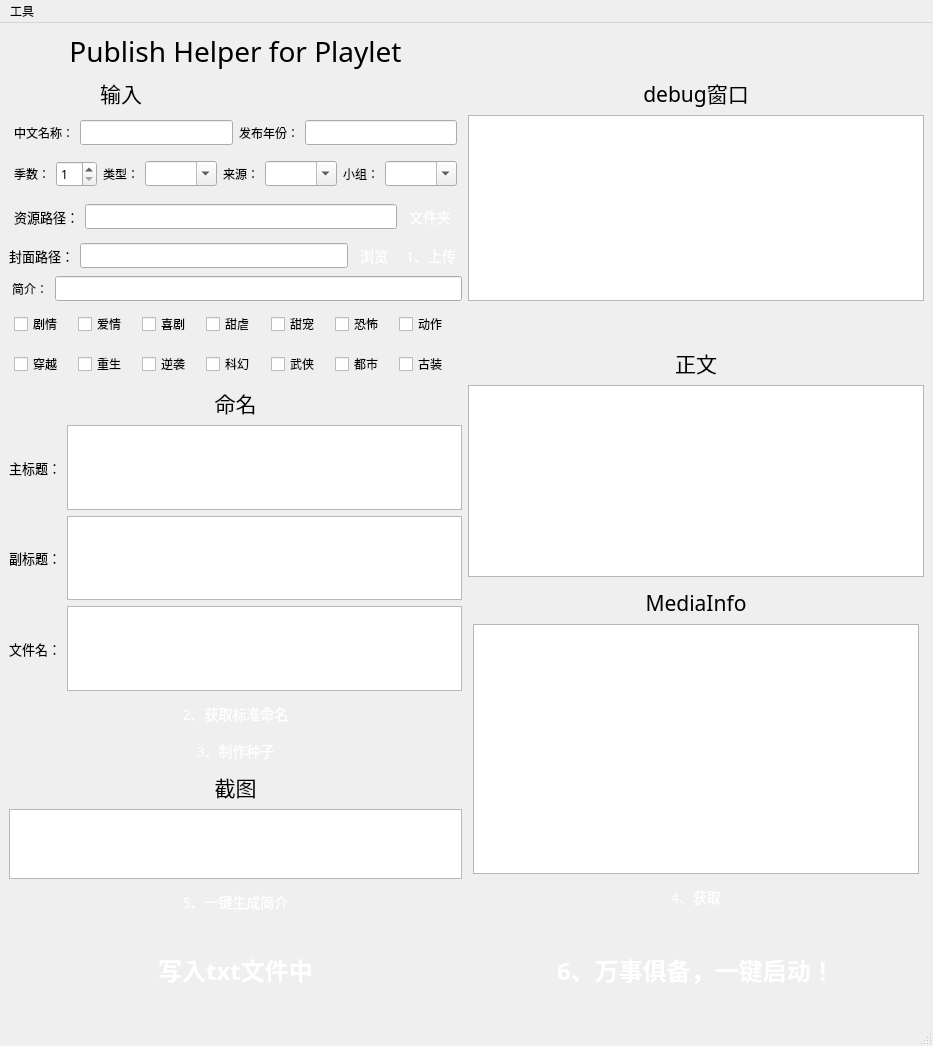
This is ui/mainwindow.ui in waidosia/ph-bjd-playlet as Qt 5 draws it before an edit. The edited form follows.
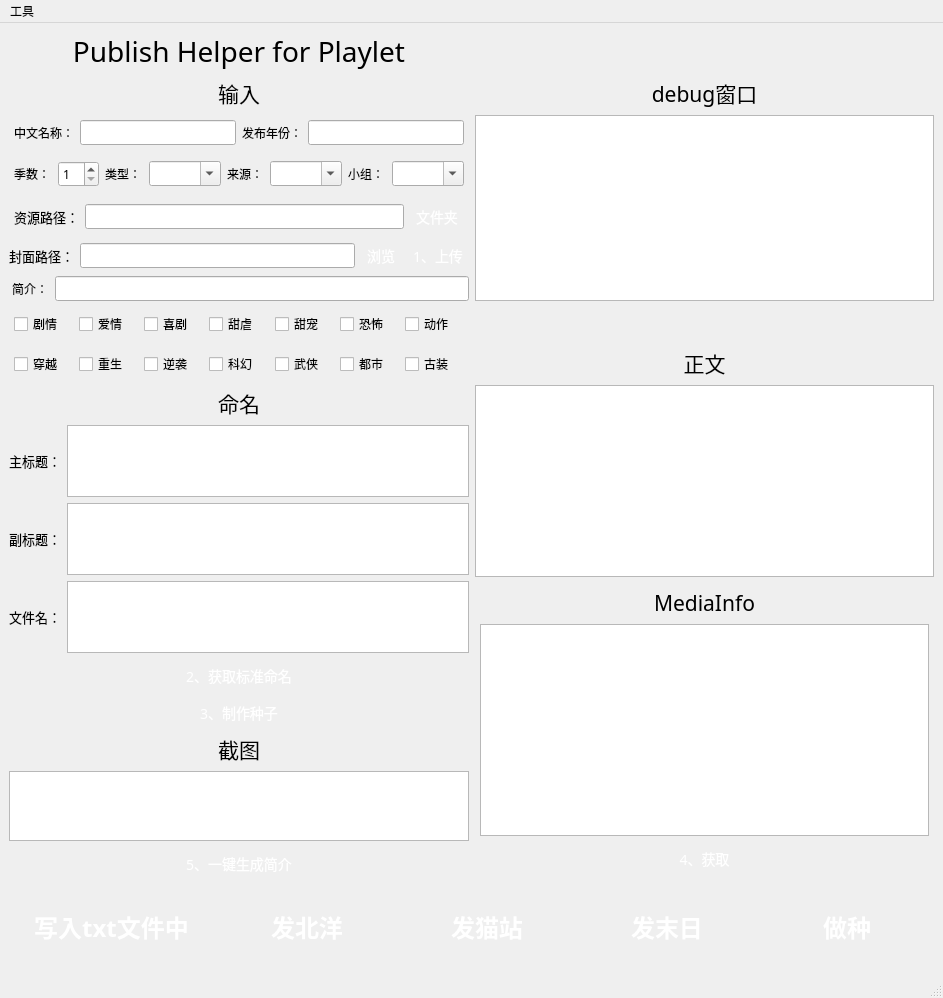
This is the edited form.

What changed in the file:
```diff
--- a/ui/mainwindow.ui
+++ b/ui/mainwindow.ui
@@ -6,8 +6,8 @@
    <rect>
     <x>0</x>
     <y>0</y>
-    <width>933</width>
-    <height>1046</height>
+    <width>943</width>
+    <height>998</height>
    </rect>
   </property>
   <property name="font">
@@ -24,7 +24,7 @@
   </property>
   <widget class="QWidget" name="centralwidget">
    <layout class="QGridLayout" name="gridLayout_2">
-    <item row="0" column="0" colspan="2">
+    <item row="0" column="0">
      <widget class="QLabel" name="label_7">
       <property name="font">
        <font>
@@ -56,7 +56,7 @@
       </property>
      </widget>
     </item>
-    <item row="1" column="2">
+    <item row="1" column="1">
      <widget class="QLabel" name="label_4">
       <property name="font">
        <font>
@@ -72,7 +72,7 @@
       </property>
      </widget>
     </item>
-    <item row="2" column="0" colspan="2">
+    <item row="2" column="0">
      <layout class="QHBoxLayout" name="horizontalLayout_2">
       <property name="leftMargin">
        <number>5</number>
@@ -108,10 +108,10 @@
       </item>
      </layout>
     </item>
-    <item row="2" column="2" rowspan="5">
+    <item row="2" column="1" rowspan="5">
      <widget class="QTextBrowser" name="debugBrowser"/>
     </item>
-    <item row="3" column="0" colspan="2">
+    <item row="3" column="0">
      <layout class="QHBoxLayout" name="horizontalLayout_10">
       <property name="leftMargin">
        <number>5</number>
@@ -201,7 +201,7 @@
       </item>
      </layout>
     </item>
-    <item row="4" column="0" colspan="2">
+    <item row="4" column="0">
      <layout class="QHBoxLayout" name="horizontalLayout">
       <property name="leftMargin">
        <number>5</number>
@@ -284,7 +284,7 @@
       </item>
      </layout>
     </item>
-    <item row="5" column="0" colspan="2">
+    <item row="5" column="0">
      <layout class="QHBoxLayout" name="horizontalLayout_5">
       <item>
        <widget class="QLabel" name="label_17">
@@ -396,7 +396,7 @@
       </item>
      </layout>
     </item>
-    <item row="6" column="0" colspan="2">
+    <item row="6" column="0">
      <layout class="QHBoxLayout" name="horizontalLayout_4">
       <item>
        <widget class="QLabel" name="label_19">
@@ -410,7 +410,7 @@
       </item>
      </layout>
     </item>
-    <item row="7" column="0" colspan="2">
+    <item row="7" column="0">
      <layout class="QHBoxLayout" name="horizontalLayout_6">
       <property name="leftMargin">
        <number>5</number>
@@ -475,7 +475,7 @@
       </item>
      </layout>
     </item>
-    <item row="8" column="0" colspan="2">
+    <item row="8" column="0">
      <layout class="QHBoxLayout" name="horizontalLayout_11">
       <property name="leftMargin">
        <number>5</number>
@@ -540,7 +540,7 @@
       </item>
      </layout>
     </item>
-    <item row="8" column="2" rowspan="2">
+    <item row="8" column="1" rowspan="2">
      <layout class="QVBoxLayout" name="verticalLayout_6">
       <item>
        <widget class="QLabel" name="label_11">
@@ -563,7 +563,7 @@
       </item>
      </layout>
     </item>
-    <item row="9" column="0" rowspan="2" colspan="2">
+    <item row="9" column="0" rowspan="2">
      <layout class="QVBoxLayout" name="verticalLayout">
       <item>
        <widget class="QLabel" name="label_12">
@@ -744,7 +744,7 @@
       </item>
      </layout>
     </item>
-    <item row="10" column="2" rowspan="2">
+    <item row="10" column="1" rowspan="2">
      <layout class="QVBoxLayout" name="verticalLayout_4">
       <property name="leftMargin">
        <number>5</number>
@@ -778,11 +778,8 @@
        <widget class="QTextBrowser" name="mediainfoBrowser">
         <property name="html">
          <string>&lt;!DOCTYPE HTML PUBLIC &quot;-//W3C//DTD HTML 4.0//EN&quot; &quot;http://www.w3.org/TR/REC-html40/strict.dtd&quot;&gt;
-&lt;html&gt;&lt;head&gt;&lt;meta name=&quot;qrichtext&quot; content=&quot;1&quot; /&gt;&lt;meta charset=&quot;utf-8&quot; /&gt;&lt;style type=&quot;text/css&quot;&gt;
+&lt;html&gt;&lt;head&gt;&lt;meta name=&quot;qrichtext&quot; content=&quot;1&quot; /&gt;&lt;style type=&quot;text/css&quot;&gt;
 p, li { white-space: pre-wrap; }
-hr { height: 1px; border-width: 0; }
-li.unchecked::marker { content: &quot;\2610&quot;; }
-li.checked::marker { content: &quot;\2612&quot;; }
 &lt;/style&gt;&lt;/head&gt;&lt;body style=&quot; font-family:'微软雅黑'; font-size:9pt; font-weight:400; font-style:normal;&quot;&gt;
 &lt;p style=&quot;-qt-paragraph-type:empty; margin-top:0px; margin-bottom:0px; margin-left:0px; margin-right:0px; -qt-block-indent:0; text-indent:0px;&quot;&gt;&lt;br /&gt;&lt;/p&gt;&lt;/body&gt;&lt;/html&gt;</string>
         </property>
@@ -834,7 +831,7 @@
       </item>
      </layout>
     </item>
-    <item row="11" column="0" colspan="2">
+    <item row="11" column="0">
      <layout class="QGridLayout" name="gridLayout">
       <item row="3" column="0">
        <widget class="QPushButton" name="getPictureButton">
@@ -898,97 +895,28 @@
       </item>
      </layout>
     </item>
-    <item row="12" column="2">
-     <layout class="QHBoxLayout" name="horizontalLayout_9">
-      <property name="leftMargin">
-       <number>50</number>
-      </property>
-      <property name="topMargin">
-       <number>5</number>
-      </property>
-      <property name="rightMargin">
-       <number>50</number>
-      </property>
-      <property name="bottomMargin">
-       <number>5</number>
-      </property>
-      <item>
-       <widget class="QPushButton" name="startButton">
-        <property name="minimumSize">
-         <size>
-          <width>0</width>
-          <height>80</height>
-         </size>
-        </property>
-        <property name="font">
-         <font>
-          <family>微软雅黑</family>
-          <pointsize>-1</pointsize>
-          <bold>true</bold>
-          <underline>false</underline>
-          <strikeout>false</strikeout>
-         </font>
-        </property>
-        <property name="styleSheet">
-         <string notr="true">QPushButton {
-    display: inline-block;
-    padding: 15px 25px;
-    font-size: 24px;
-    cursor: pointer;
-    text-align: center;
-    text-decoration: none;
-    outline: none;
-    color:#fff;
-background-color: 
-				qlineargradient(x1:0, y1:0, x2:0, y2:1,
-                                      stop:0 #16bf9d,
-                                      stop:1 #10a266);
-    border: none;
-    border-radius: 20px;
-    box-shadow: 0 9px #999;
-}
-
-QPushButton:hover {
-background-color: 
-				qlineargradient(x1:0, y1:0, x2:0, y2:1,
-                                      stop:0 #11b998,
-                                      stop:1 #08965e);
-}
-
-QPushButton:pressed {
-    background-color: 
-				qlineargradient(x1:0, y1:0, x2:0, y2:1,
-                                      stop:0 #0e9278,
-                                      stop:1 #0e925c);
-}
-</string>
-        </property>
-        <property name="text">
-         <string>6、万事俱备，一键启动！</string>
-        </property>
-       </widget>
-      </item>
-     </layout>
-    </item>
     <item row="12" column="0" colspan="2">
-     <widget class="QPushButton" name="writeButton">
-      <property name="minimumSize">
-       <size>
-        <width>0</width>
-        <height>80</height>
-       </size>
-      </property>
-      <property name="font">
-       <font>
-        <family>微软雅黑</family>
-        <pointsize>-1</pointsize>
-        <bold>true</bold>
-        <underline>false</underline>
-        <strikeout>false</strikeout>
-       </font>
-      </property>
-      <property name="styleSheet">
-       <string notr="true">QPushButton {
+     <layout class="QHBoxLayout" name="horizontalLayout_9">
+      <item>
+       <widget class="QPushButton" name="writeButton">
+        <property name="minimumSize">
+         <size>
+          <width>0</width>
+          <height>80</height>
+         </size>
+        </property>
+        <property name="font">
+         <font>
+          <family>微软雅黑</family>
+          <pointsize>-1</pointsize>
+          <weight>75</weight>
+          <bold>true</bold>
+          <underline>false</underline>
+          <strikeout>false</strikeout>
+         </font>
+        </property>
+        <property name="styleSheet">
+         <string notr="true">QPushButton {
     display: inline-block;
     padding: 15px 25px;
     font-size: 24px;
@@ -1020,11 +948,241 @@
                                       stop:1 #0e925c);
 }
 </string>
-      </property>
-      <property name="text">
-       <string>写入txt文件中</string>
-      </property>
-     </widget>
+        </property>
+        <property name="text">
+         <string>写入txt文件中</string>
+        </property>
+       </widget>
+      </item>
+      <item>
+       <widget class="QPushButton" name="sendTjuButton">
+        <property name="minimumSize">
+         <size>
+          <width>0</width>
+          <height>80</height>
+         </size>
+        </property>
+        <property name="font">
+         <font>
+          <family>微软雅黑</family>
+          <pointsize>-1</pointsize>
+          <weight>75</weight>
+          <bold>true</bold>
+          <underline>false</underline>
+          <strikeout>false</strikeout>
+         </font>
+        </property>
+        <property name="styleSheet">
+         <string notr="true">QPushButton {
+    display: inline-block;
+    padding: 15px 25px;
+    font-size: 24px;
+    cursor: pointer;
+    text-align: center;
+    text-decoration: none;
+    outline: none;
+    color:#fff;
+background-color: 
+				qlineargradient(x1:0, y1:0, x2:0, y2:1,
+                                      stop:0 #16bf9d,
+                                      stop:1 #10a266);
+    border: none;
+    border-radius: 20px;
+    box-shadow: 0 9px #999;
+}
+
+QPushButton:hover {
+background-color: 
+				qlineargradient(x1:0, y1:0, x2:0, y2:1,
+                                      stop:0 #11b998,
+                                      stop:1 #08965e);
+}
+
+QPushButton:pressed {
+    background-color: 
+				qlineargradient(x1:0, y1:0, x2:0, y2:1,
+                                      stop:0 #0e9278,
+                                      stop:1 #0e925c);
+}
+</string>
+        </property>
+        <property name="text">
+         <string>发北洋</string>
+        </property>
+       </widget>
+      </item>
+      <item>
+       <widget class="QPushButton" name="sendPeterButton">
+        <property name="minimumSize">
+         <size>
+          <width>0</width>
+          <height>80</height>
+         </size>
+        </property>
+        <property name="font">
+         <font>
+          <family>微软雅黑</family>
+          <pointsize>-1</pointsize>
+          <weight>75</weight>
+          <bold>true</bold>
+          <underline>false</underline>
+          <strikeout>false</strikeout>
+         </font>
+        </property>
+        <property name="styleSheet">
+         <string notr="true">QPushButton {
+    display: inline-block;
+    padding: 15px 25px;
+    font-size: 24px;
+    cursor: pointer;
+    text-align: center;
+    text-decoration: none;
+    outline: none;
+    color:#fff;
+background-color: 
+				qlineargradient(x1:0, y1:0, x2:0, y2:1,
+                                      stop:0 #16bf9d,
+                                      stop:1 #10a266);
+    border: none;
+    border-radius: 20px;
+    box-shadow: 0 9px #999;
+}
+
+QPushButton:hover {
+background-color: 
+				qlineargradient(x1:0, y1:0, x2:0, y2:1,
+                                      stop:0 #11b998,
+                                      stop:1 #08965e);
+}
+
+QPushButton:pressed {
+    background-color: 
+				qlineargradient(x1:0, y1:0, x2:0, y2:1,
+                                      stop:0 #0e9278,
+                                      stop:1 #0e925c);
+}
+</string>
+        </property>
+        <property name="text">
+         <string>发猫站</string>
+        </property>
+       </widget>
+      </item>
+      <item>
+       <widget class="QPushButton" name="sendAgsvButton">
+        <property name="minimumSize">
+         <size>
+          <width>0</width>
+          <height>80</height>
+         </size>
+        </property>
+        <property name="font">
+         <font>
+          <family>微软雅黑</family>
+          <pointsize>-1</pointsize>
+          <weight>75</weight>
+          <bold>true</bold>
+          <underline>false</underline>
+          <strikeout>false</strikeout>
+         </font>
+        </property>
+        <property name="styleSheet">
+         <string notr="true">QPushButton {
+    display: inline-block;
+    padding: 15px 25px;
+    font-size: 24px;
+    cursor: pointer;
+    text-align: center;
+    text-decoration: none;
+    outline: none;
+    color:#fff;
+background-color: 
+				qlineargradient(x1:0, y1:0, x2:0, y2:1,
+                                      stop:0 #16bf9d,
+                                      stop:1 #10a266);
+    border: none;
+    border-radius: 20px;
+    box-shadow: 0 9px #999;
+}
+
+QPushButton:hover {
+background-color: 
+				qlineargradient(x1:0, y1:0, x2:0, y2:1,
+                                      stop:0 #11b998,
+                                      stop:1 #08965e);
+}
+
+QPushButton:pressed {
+    background-color: 
+				qlineargradient(x1:0, y1:0, x2:0, y2:1,
+                                      stop:0 #0e9278,
+                                      stop:1 #0e925c);
+}
+</string>
+        </property>
+        <property name="text">
+         <string>发末日</string>
+        </property>
+       </widget>
+      </item>
+      <item>
+       <widget class="QPushButton" name="seedMak">
+        <property name="minimumSize">
+         <size>
+          <width>0</width>
+          <height>80</height>
+         </size>
+        </property>
+        <property name="font">
+         <font>
+          <family>微软雅黑</family>
+          <pointsize>-1</pointsize>
+          <weight>75</weight>
+          <bold>true</bold>
+          <underline>false</underline>
+          <strikeout>false</strikeout>
+         </font>
+        </property>
+        <property name="styleSheet">
+         <string notr="true">QPushButton {
+    display: inline-block;
+    padding: 15px 25px;
+    font-size: 24px;
+    cursor: pointer;
+    text-align: center;
+    text-decoration: none;
+    outline: none;
+    color:#fff;
+background-color: 
+				qlineargradient(x1:0, y1:0, x2:0, y2:1,
+                                      stop:0 #16bf9d,
+                                      stop:1 #10a266);
+    border: none;
+    border-radius: 20px;
+    box-shadow: 0 9px #999;
+}
+
+QPushButton:hover {
+background-color: 
+				qlineargradient(x1:0, y1:0, x2:0, y2:1,
+                                      stop:0 #11b998,
+                                      stop:1 #08965e);
+}
+
+QPushButton:pressed {
+    background-color: 
+				qlineargradient(x1:0, y1:0, x2:0, y2:1,
+                                      stop:0 #0e9278,
+                                      stop:1 #0e925c);
+}
+</string>
+        </property>
+        <property name="text">
+         <string>做种</string>
+        </property>
+       </widget>
+      </item>
+     </layout>
     </item>
    </layout>
   </widget>
@@ -1034,8 +1192,8 @@
     <rect>
      <x>0</x>
      <y>0</y>
-     <width>933</width>
-     <height>22</height>
+     <width>943</width>
+     <height>23</height>
     </rect>
    </property>
    <widget class="QMenu" name="menu">
```
